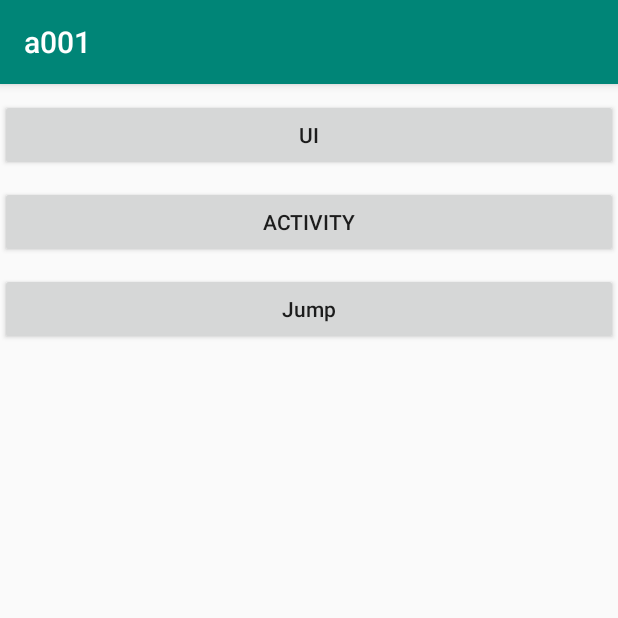
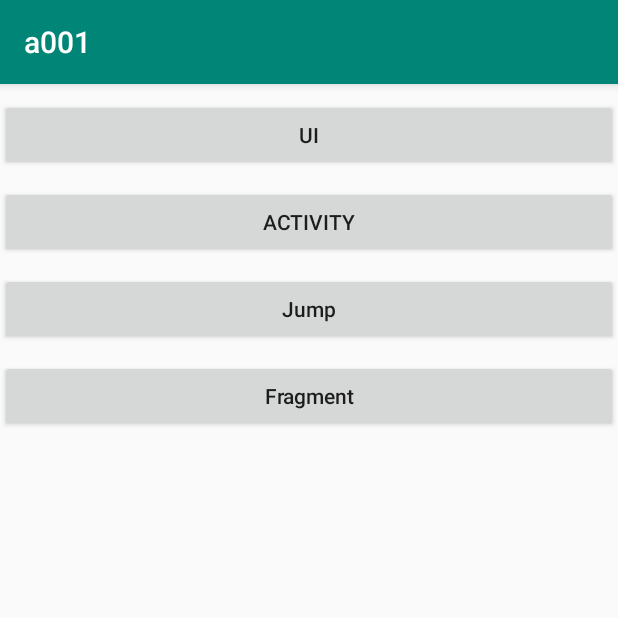
Before and after one commit to chemoontheshy/android, an Android app: the screen it shows after launch (MainActivity), on a phone screen of 412 x 824 dp, the top half of it. Run offline under Robolectric (Android 15) with nearby library versions, the phone set to English and light mode, and no system bars.

Commit message:
20200910

```diff
--- a/001/app/src/main/java/com/qchenmo/a001/MainActivity.java
+++ b/001/app/src/main/java/com/qchenmo/a001/MainActivity.java
@@ -7,20 +7,26 @@ import android.os.Bundle;
 import android.view.View;
 import android.widget.Button;
 
+import com.qchenmo.a001.fragment.ContainerActivity;
 import com.qchenmo.a001.jump.AActivity;
 
 public class MainActivity extends AppCompatActivity {
 
-    private Button toBtn_Ui,toBtn_Activity, toBtn_Jump;
+    private Button toBtn_Ui,toBtn_Activity, toBtn_Jump, toBtn_Fragment;
 
     @Override
     protected void onCreate(Bundle savedInstanceState) {
         super.onCreate(savedInstanceState);
         setContentView(R.layout.activity_main);
+        FindViewByIdClass();
+        setListeners();
+    }
+
+    private void FindViewByIdClass(){
         toBtn_Ui = findViewById(R.id.Ui);
         toBtn_Activity = findViewById(R.id.btn_Activity);
         toBtn_Jump = findViewById(R.id.btn_Jump);
-        setListeners();
+        toBtn_Fragment = findViewById(R.id.btn_Fragment);
     }
 
     private void setListeners(){
@@ -28,6 +34,7 @@ public class MainActivity extends AppCompatActivity {
         toBtn_Ui.setOnClickListener(onClick);
         toBtn_Activity.setOnClickListener(onClick);
         toBtn_Jump.setOnClickListener(onClick);
+        toBtn_Fragment.setOnClickListener(onClick);
     }
 
     private class OnClick implements View.OnClickListener{
@@ -47,6 +54,10 @@ public class MainActivity extends AppCompatActivity {
                     intent = new Intent(MainActivity.this, AActivity.class);
                     startActivity(intent);
                     break;
+                case R.id.btn_Fragment:
+                    intent = new Intent(MainActivity.this, ContainerActivity.class);
+                    startActivity(intent);
+                    break;
                 default:
                     throw new IllegalStateException("Unexpected value: " + v.getId());
             }
--- a/001/app/src/main/res/layout/activity_main.xml
+++ b/001/app/src/main/res/layout/activity_main.xml
@@ -25,6 +25,13 @@
         android:text="@string/Jump"
         android:textAllCaps="false"
         android:layout_marginTop="10dp"/>
+    <Button
+        android:id="@+id/btn_Fragment"
+        android:layout_width="match_parent"
+        android:layout_height="wrap_content"
+        android:text="@string/Fragment"
+        android:textAllCaps="false"
+        android:layout_marginTop="10dp"/>
 
 
 </LinearLayout>
```
Also changed, not shown: 001/app/src/main/AndroidManifest.xml (+6 -4 lines), 001/app/src/main/java/com/qchenmo/a001/fragment/AFragment.java (added, +33 -0 lines), 001/app/src/main/java/com/qchenmo/a001/fragment/BFragment.java (added, +33 -0 lines), 001/app/src/main/java/com/qchenmo/a001/fragment/ContainerActivity.java (added, +43 -0 lines), 001/app/src/main/res/layout/activity_container.xml (added, +22 -0 lines), 001/app/src/main/res/layout/fragment_a.xml (added, +18 -0 lines), 001/app/src/main/res/layout/fragment_b.xml (added, +18 -0 lines), 001/app/src/main/res/values/strings.xml (+7 -0 lines).
